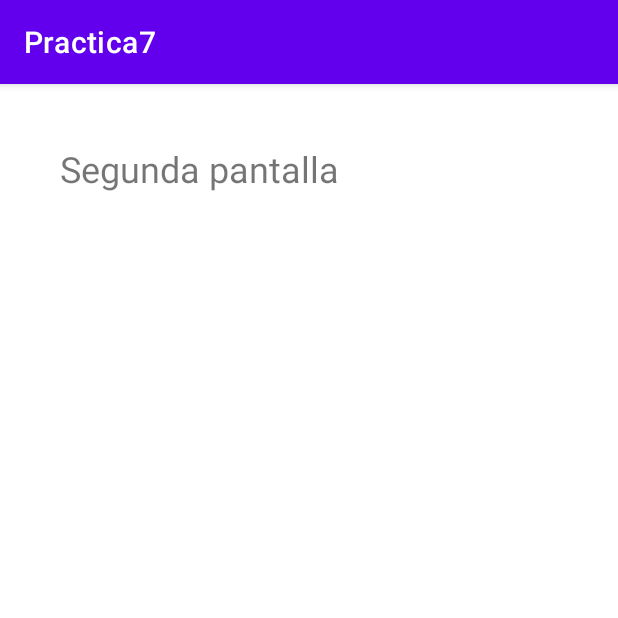
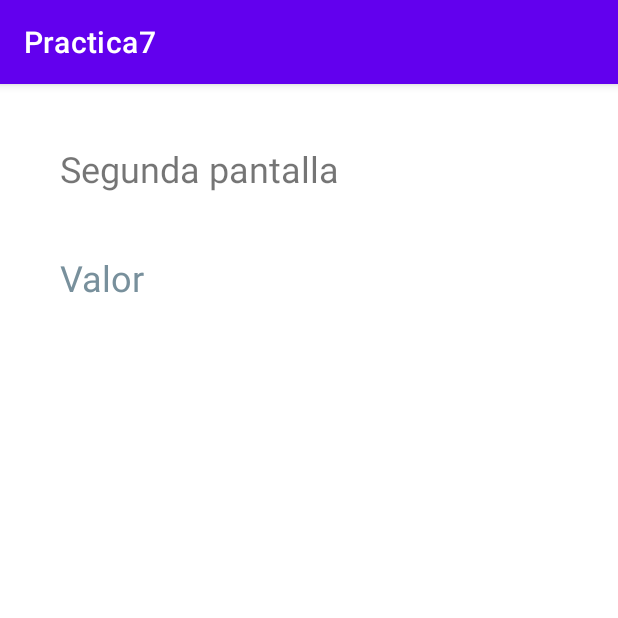
Before and after one commit to fcamussi/Android_con_Java, an Android app: the screen it shows after launch (SegundoActivity), after a tap on "SIGUIENTE", on a phone screen of 412 x 824 dp, the top half of it. Run offline under Robolectric (Android 15) with nearby library versions, the phone set to English and light mode, and no system bars.

Commit message:
practica7

```diff
--- a/Practica7/app/src/main/java/com/example/practica7/MainActivity.java
+++ b/Practica7/app/src/main/java/com/example/practica7/MainActivity.java
@@ -5,18 +5,24 @@ import androidx.appcompat.app.AppCompatActivity;
 import android.content.Intent;
 import android.os.Bundle;
 import android.view.View;
+import android.widget.EditText;
 
 public class MainActivity extends AppCompatActivity {
+
+    private EditText etValor;
 
     @Override
     protected void onCreate(Bundle savedInstanceState) {
         super.onCreate(savedInstanceState);
         setContentView(R.layout.activity_main);
+
+        etValor = findViewById(R.id.et_valor);
     }
 
     public void onClickSiguiente(View view) {
-        Intent siguiente = new Intent(this, SegundoActivity.class);
-        startActivity(siguiente);
+        Intent i = new Intent(this, SegundoActivity.class);
+        i.putExtra("valor", etValor.getText().toString());
+        startActivity(i);
     }
 
 }
--- a/Practica7/app/src/main/java/com/example/practica7/SegundoActivity.java
+++ b/Practica7/app/src/main/java/com/example/practica7/SegundoActivity.java
@@ -5,13 +5,20 @@ import androidx.appcompat.app.AppCompatActivity;
 import android.content.Intent;
 import android.os.Bundle;
 import android.view.View;
+import android.widget.TextView;
 
 public class SegundoActivity extends AppCompatActivity {
+
+    private TextView tvValor;
 
     @Override
     protected void onCreate(Bundle savedInstanceState) {
         super.onCreate(savedInstanceState);
         setContentView(R.layout.activity_segundo);
+
+        tvValor = findViewById(R.id.tv_valor);
+        String valor = getIntent().getStringExtra("valor");
+        tvValor.setText(valor);
     }
 
     public void onClickAnterior(View view) {
--- a/Practica7/app/src/main/res/layout/activity_segundo.xml
+++ b/Practica7/app/src/main/res/layout/activity_segundo.xml
@@ -28,4 +28,16 @@
         android:textSize="24sp"
         app:layout_constraintBottom_toBottomOf="parent"
         app:layout_constraintEnd_toEndOf="parent" />
+
+    <TextView
+        android:id="@+id/tv_valor"
+        android:layout_width="wrap_content"
+        android:layout_height="wrap_content"
+        android:layout_marginStart="40dp"
+        android:layout_marginTop="40dp"
+        android:hint="@string/valor"
+        android:textColorHint="#78909C"
+        android:textSize="24sp"
+        app:layout_constraintStart_toStartOf="parent"
+        app:layout_constraintTop_toBottomOf="@+id/textView2" />
 </androidx.constraintlayout.widget.ConstraintLayout>
--- a/Practica7/app/src/main/res/values/strings.xml
+++ b/Practica7/app/src/main/res/values/strings.xml
@@ -4,4 +4,5 @@
     <string name="anterior">Anterior</string>
     <string name="primer_pantalla">Primer pantalla</string>
     <string name="siguiente">Siguiente</string>
+    <string name="valor">Valor</string>
 </resources>
```
Also changed, not shown: Practica7/app/src/main/res/layout/activity_main.xml (+16 -0 lines).
